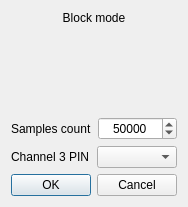
Melomanstd/daq_gui, file ui/blockdialog.ui: the form before one commit.
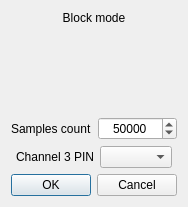
The form after the commit. Icons and pictures are not drawn.

```diff
--- a/ui/blockdialog.ui
+++ b/ui/blockdialog.ui
@@ -93,6 +93,19 @@
    </item>
    <item>
     <layout class="QHBoxLayout" name="horizontalLayout_7">
+     <item>
+      <spacer name="horizontalSpacer">
+       <property name="orientation">
+        <enum>Qt::Horizontal</enum>
+       </property>
+       <property name="sizeHint" stdset="0">
+        <size>
+         <width>40</width>
+         <height>20</height>
+        </size>
+       </property>
+      </spacer>
+     </item>
      <item>
       <widget class="QLabel" name="label_8">
        <property name="text">
@@ -103,6 +116,19 @@
      <item>
       <widget class="QComboBox" name="ch3_combo"/>
      </item>
+     <item>
+      <spacer name="horizontalSpacer_2">
+       <property name="orientation">
+        <enum>Qt::Horizontal</enum>
+       </property>
+       <property name="sizeHint" stdset="0">
+        <size>
+         <width>40</width>
+         <height>20</height>
+        </size>
+       </property>
+      </spacer>
+     </item>
     </layout>
    </item>
    <item>
```
Left out of the diff: 4 changed lines with no effect on the pictures.
